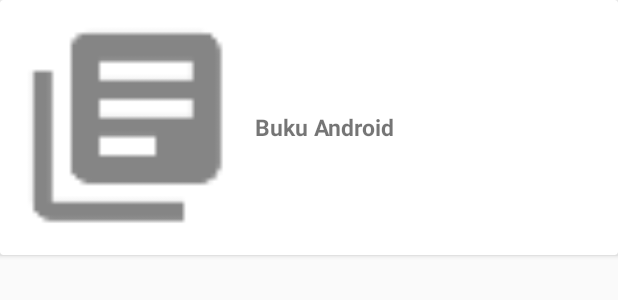
After one commit to SenimanMalam001/LibraryLampungFix2017, an Android app: the layout detail_buku_layout.xml on its own in the app's theme, with its tools: preview values and no code run, on a phone screen of 412 x 824 dp. The commit adds this screen. Shown: the top 300 px of the screen. Run offline under Robolectric (Android 15) with nearby library versions, the phone set to English and light mode, and no system bars.

Commit message:
27-12-2017 14:14

```diff
--- a/app/src/main/AndroidManifest.xml
+++ b/app/src/main/AndroidManifest.xml
@@ -1,6 +1,8 @@
 <?xml version="1.0" encoding="utf-8"?>
 <manifest xmlns:android="http://schemas.android.com/apk/res/android"
     package="senimanmalam.com.librarylampung">
+
+    <uses-permission android:name="android.permission.INTERNET" />
 
     <application
         android:allowBackup="true"
@@ -18,6 +20,7 @@
         </activity>
         <activity android:name=".Kategori.KategoriActivity"></activity>
         <activity android:name=".Profile.ProfileActivity"></activity>
+        <activity android:name=".Kategori.ListBukuActivity" />
 
     </application>
 
--- /dev/null
+++ b/app/src/main/res/layout/detail_buku_layout.xml
@@ -0,0 +1,30 @@
+<?xml version="1.0" encoding="utf-8"?>
+<android.support.v7.widget.CardView xmlns:android="http://schemas.android.com/apk/res/android"
+    android:layout_width="match_parent"
+    android:layout_height="wrap_content">
+
+    <RelativeLayout
+        android:padding="10dp"
+        android:layout_width="match_parent"
+        android:layout_height="wrap_content">
+
+        <ImageView
+            android:id="@+id/gambar"
+            android:layout_width="150dp"
+            android:layout_height="150dp"
+            android:src="@drawable/ic_kategori"/>
+
+        <TextView
+            android:id="@+id/judul"
+            android:textStyle="bold"
+            android:textSize="15dp"
+            android:layout_marginLeft="10dp"
+            android:layout_centerVertical="true"
+            android:layout_toRightOf="@+id/gambar"
+            android:layout_width="wrap_content"
+            android:layout_height="wrap_content"
+            android:text="Buku Android"/>
+
+    </RelativeLayout>
+
+</android.support.v7.widget.CardView>
--- a/app/src/main/res/layout/m_buku_agama_activity.xml
+++ b/app/src/main/res/layout/m_buku_agama_activity.xml
@@ -14,6 +14,7 @@
             android:layout_height="wrap_content"
             android:padding="10dp">
             <ImageView
+                android:onClick="btn_agama"
                 android:id="@+id/agama"
                 android:layout_width="130dp"
                 android:layout_height="130dp"
--- a/build.gradle
+++ b/build.gradle
@@ -6,6 +6,7 @@ buildscript {
     }
     dependencies {
         classpath 'com.android.tools.build:gradle:3.0.1'
+        classpath 'com.google.gms:google-services:3.1.0'
 
         // NOTE: Do not place your application dependencies here; they belong
         // in the individual module build.gradle files
--- a/gradle.properties
+++ b/gradle.properties
@@ -10,6 +10,7 @@
 # Specifies the JVM arguments used for the daemon process.
 # The setting is particularly useful for tweaking memory settings.
 org.gradle.jvmargs=-Xmx1536m
+android.enableAapt2=false
 
 # When configured, Gradle will run in incubating parallel mode.
 # This option should only be used with decoupled projects. More details, visit
```
Also changed, not shown: app/build.gradle (+17 -3 lines), app/src/main/java/senimanmalam/com/librarylampung/Adapter/BukuAdapter.java (added, +74 -0 lines), app/src/main/java/senimanmalam/com/librarylampung/Interface/ItemClickListener.java (added, +11 -0 lines), app/src/main/java/senimanmalam/com/librarylampung/Kategori/KategoriActivity.java (+15 -0 lines), app/src/main/java/senimanmalam/com/librarylampung/Kategori/ListBukuActivity.java (added, +67 -0 lines), app/src/main/java/senimanmalam/com/librarylampung/Model/Buku.java (added, +25 -0 lines), app/src/main/res/layout/activity_list_buku.xml (added, +15 -0 lines).
